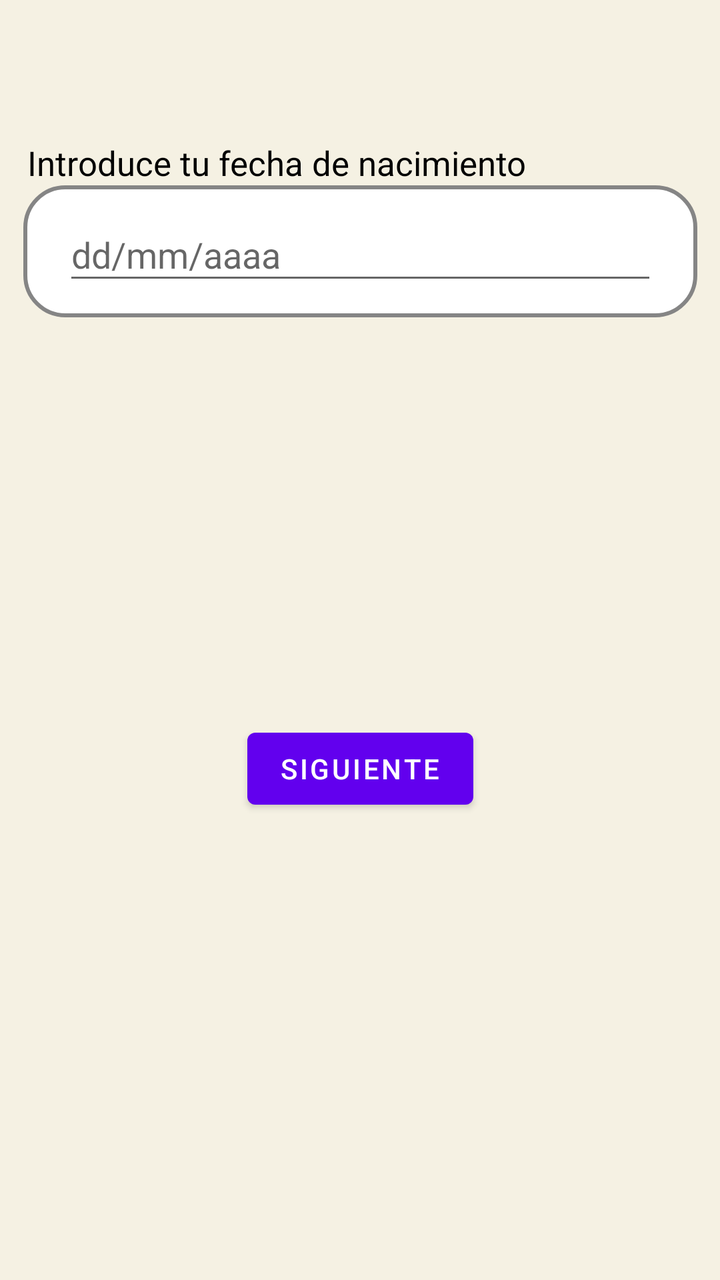
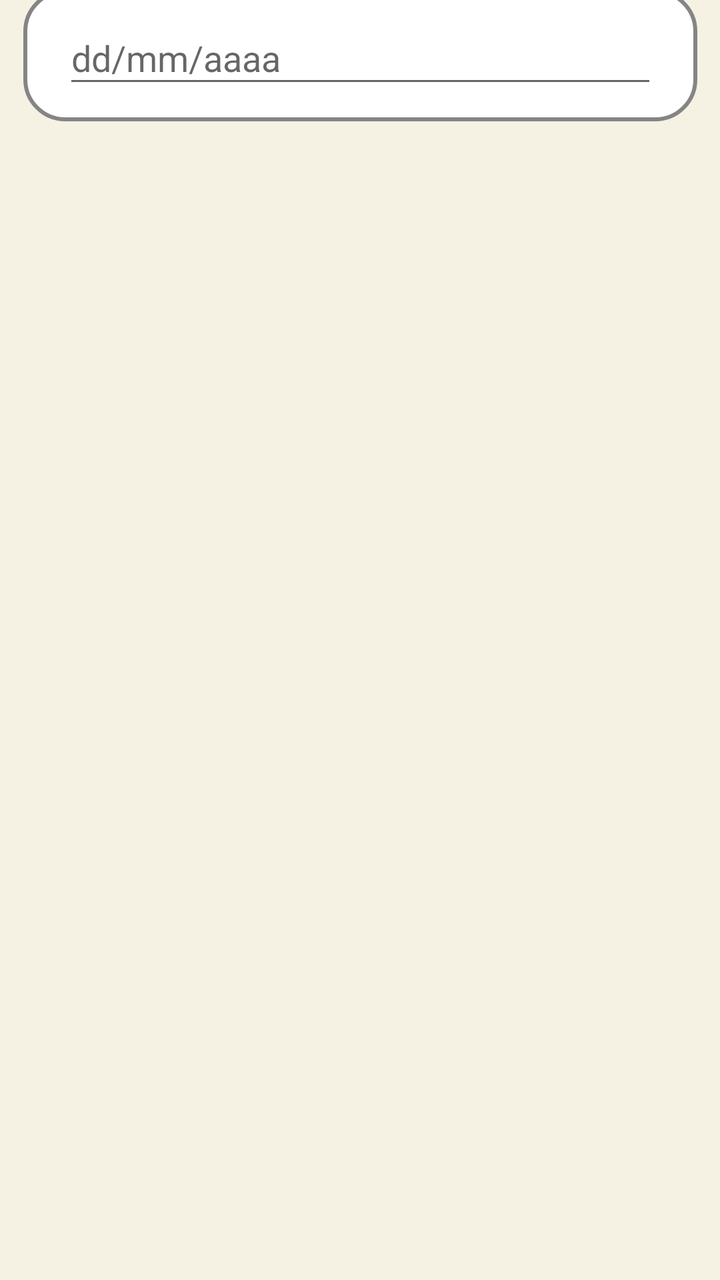

Compare the two renders of this Android layout. The source of the first and the diff that turns it into the second are given below.
<!-- AndroidManifest.xml: application theme Theme.AppNotas -->
<!-- res/layout/fragment_landing_fecha.xml -->
<?xml version="1.0" encoding="utf-8"?>
<androidx.constraintlayout.widget.ConstraintLayout xmlns:android="http://schemas.android.com/apk/res/android"
    xmlns:app="http://schemas.android.com/apk/res-auto"
    xmlns:tools="http://schemas.android.com/tools"
    android:id="@+id/frameLayout3"
    android:layout_width="match_parent"
    android:layout_height="match_parent"
    android:background="#F5F1E3"
    tools:context=".View.Landing.LandingFechaFragment">

    <ImageView
        android:id="@+id/imageView"
        android:layout_width="337dp"
        android:layout_height="66dp"
        android:layout_marginStart="37dp"
        android:layout_marginEnd="37dp"
        android:layout_marginBottom="600dp"
        android:src="@drawable/rectangulo_blanco"
        app:layout_constraintBottom_toTopOf="@+id/btnSiguiente2"
        app:layout_constraintEnd_toEndOf="parent"
        app:layout_constraintStart_toStartOf="parent"
        app:layout_constraintTop_toBottomOf="@+id/textView2" />

    <TextView
        android:id="@+id/textView2"
        android:layout_width="wrap_content"
        android:layout_height="wrap_content"
        android:layout_marginStart="37dp"
        android:layout_marginTop="70dp"
        android:layout_marginEnd="120dp"
        android:text="Introduce tu fecha de nacimiento"
        android:textColor="#000000"
        android:textSize="17sp"
        app:layout_constraintBottom_toTopOf="@+id/imageView"
        app:layout_constraintEnd_toEndOf="parent"
        app:layout_constraintStart_toStartOf="parent"
        app:layout_constraintTop_toTopOf="parent"
        app:layout_constraintVertical_bias="0.349" />

    <EditText
        android:id="@+id/editTextText"
        android:layout_width="297dp"
        android:layout_height="43dp"
        android:ems="10"
        android:hint="dd/mm/aaaa"
        android:inputType="date"
        app:layout_constraintBottom_toBottomOf="@+id/imageView"
        app:layout_constraintEnd_toEndOf="@+id/imageView"
        app:layout_constraintStart_toStartOf="@+id/imageView"
        app:layout_constraintTop_toTopOf="@+id/imageView" />

    <Button
        android:id="@+id/btnSiguiente"
        android:layout_width="wrap_content"
        android:layout_height="wrap_content"
        android:layout_marginBottom="30dp"
        android:text="Siguiente"
        app:layout_constraintBottom_toBottomOf="parent"
        app:layout_constraintEnd_toEndOf="parent"
        app:layout_constraintStart_toStartOf="parent"
        app:layout_constraintTop_toBottomOf="@+id/imageView" />

</androidx.constraintlayout.widget.ConstraintLayout>
<!-- resources referenced by this layout -->
<resources>
  <!-- drawable rectangulo_blanco (drawable) -->
  <?xml version="1.0" encoding="utf-8"?>
  <shape xmlns:android="http://schemas.android.com/apk/res/android"
      android:shape="rectangle">
      <solid android:color="@color/white" />
      <stroke android:width="2dp" android:color="#858585" />
      <corners android:radius="20dp" />
  </shape>
  <style name="Theme.AppNotas" parent="Theme.MaterialComponents.DayNight.NoActionBar">
          
          <item name="colorPrimary">@color/purple_500</item>
          <item name="colorPrimaryVariant">@color/purple_700</item>
          <item name="colorOnPrimary">@color/white</item>
          
          <item name="colorSecondary">@color/teal_200</item>
          <item name="colorSecondaryVariant">@color/teal_700</item>
          <item name="colorOnSecondary">@color/black</item>
          
          <item name="android:statusBarColor">?attr/colorPrimaryVariant</item>
          
      </style>
  <color name="white">#FFFFFFFF</color>
  <color name="purple_500">#FF6200EE</color>
  <color name="purple_700">#FF3700B3</color>
  <color name="teal_200">#FF03DAC5</color>
  <color name="teal_700">#FF018786</color>
  <color name="black">#FF000000</color>
</resources>

<!-- the commit's change to res/layout/fragment_landing_fecha.xml (unified diff, before → after) -->
@@ -16,7 +16,7 @@
         android:layout_marginEnd="37dp"
         android:layout_marginBottom="600dp"
         android:src="@drawable/rectangulo_blanco"
-        app:layout_constraintBottom_toTopOf="@+id/btnSiguiente2"
+        app:layout_constraintBottom_toTopOf="@+id/btnFecha"
         app:layout_constraintEnd_toEndOf="parent"
         app:layout_constraintStart_toStartOf="parent"
         app:layout_constraintTop_toBottomOf="@+id/textView2" />
@@ -38,7 +38,7 @@
         app:layout_constraintVertical_bias="0.349" />
 
     <EditText
-        android:id="@+id/editTextText"
+        android:id="@+id/editFecha"
         android:layout_width="297dp"
         android:layout_height="43dp"
         android:ems="10"
@@ -50,7 +50,7 @@
         app:layout_constraintTop_toTopOf="@+id/imageView" />
 
     <Button
-        android:id="@+id/btnSiguiente"
+        android:id="@+id/btnFecha"
         android:layout_width="wrap_content"
         android:layout_height="wrap_content"
         android:layout_marginBottom="30dp"
